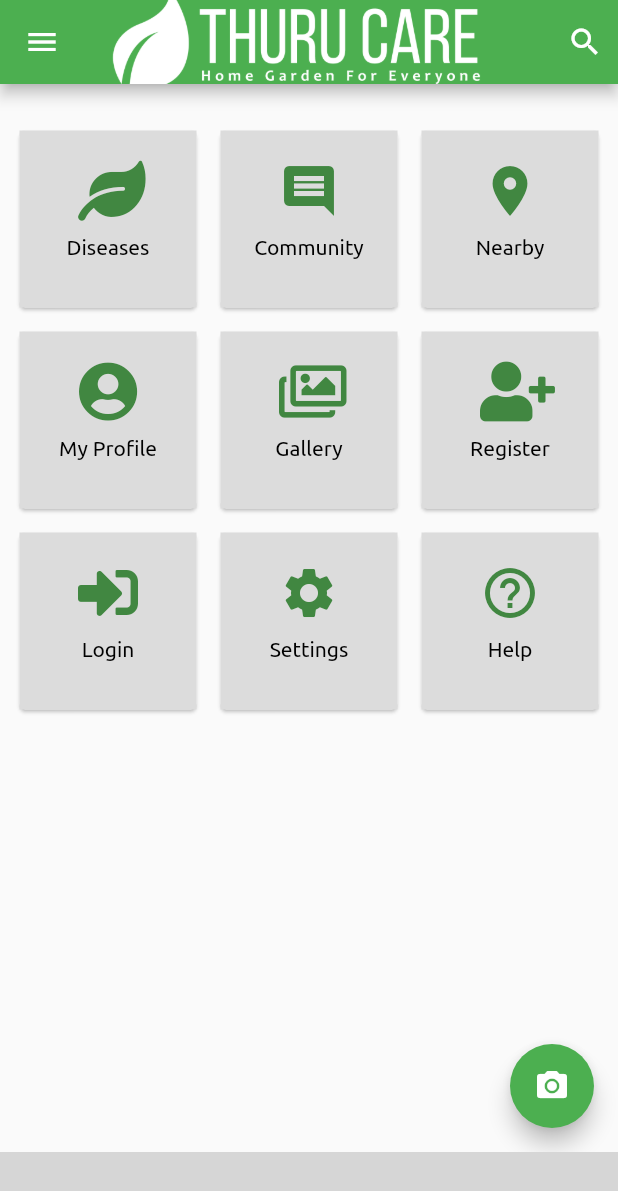
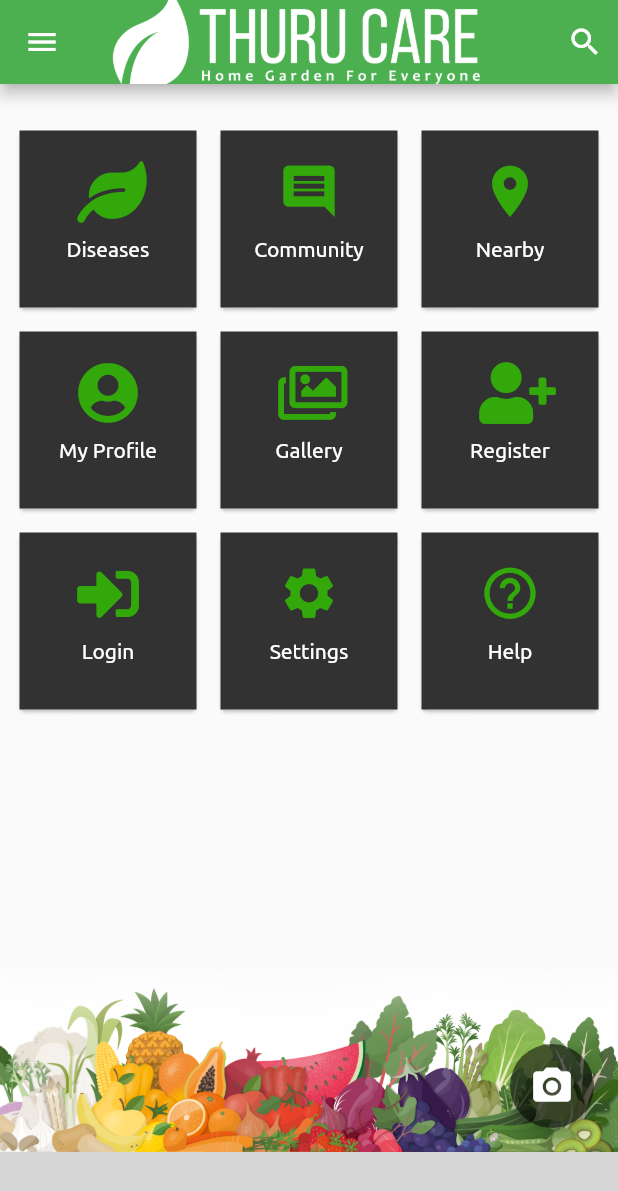
Before and after one commit to dulkith/thuru_care_client, a Flutter app: the HomeScreen screen opened by its route, on a phone screen of 412 x 824 dp. Shown: the top 1191 px of the screen. Run offline on Flutter 3.47's test engine with Material 2 defaults, Android fonts, the phone set to English and light mode, and no system bars; our stand-ins replace camera, fluttertoast, font_awesome_flutter, image_picker; missing offline and left inert: flutter_cameraview, gradient_bottom_navigation_bar; grey boxes are pictures that could not be loaded.

```diff
--- a/lib/main.dart
+++ b/lib/main.dart
@@ -1,3 +1,4 @@
+import 'package:camera/camera.dart';
 import 'package:flutter/material.dart';
 import 'package:thuru_care_client/pages/home_screen.dart';
 import 'package:thuru_care_client/pages/intro_screen.dart';
--- a/lib/pages/home_screen.dart
+++ b/lib/pages/home_screen.dart
@@ -11,9 +11,6 @@ import 'package:font_awesome_flutter/font_awesome_flutter.dart';
 import 'package:gradient_bottom_navigation_bar/gradient_bottom_navigation_bar.dart';
 
 class HomeScreen extends StatefulWidget {
-  var cameras;
-  HomeScreen();
-
   @override
   _HomeScreenState createState() => new _HomeScreenState();
 }
@@ -89,14 +86,14 @@ class _HomeScreenState extends State<HomeScreen> with TickerProviderStateMixin {
 
       ),
       floatingActionButton: FloatingActionButton(
-        backgroundColor: Colors.green,
+        backgroundColor: Colors.black54,
         onPressed: () => {
           Navigator.push(
           context,
           MaterialPageRoute(builder: (context) => new CameraHomeScreen()),
         )
-        },
-        child: Icon(Icons.camera_alt, color: Colors.white),
+        },tooltip: 'Add',
+      child: Icon(Icons.camera_alt, color: Colors.white, size: 30,),
       ),
     );
   }
--- a/lib/pages/navigation/app.dart
+++ b/lib/pages/navigation/app.dart
@@ -7,6 +7,6 @@ class App extends StatelessWidget {
   @override
   Widget build(BuildContext context) {
     return MaterialApp(
-        home: HomeScreen());
+        home: HomeScreen(cameras));
   }
 }
--- a/lib/pages/navigation/first_screen.dart
+++ b/lib/pages/navigation/first_screen.dart
@@ -7,9 +7,6 @@ const String _AccountEmail = 'dulkith.2016210@iit.ac.lk';
 const String _AccountAbbr = 'D';
 
 class FirstScreenState extends StatelessWidget {
-
-
-
   FirstScreenState();
 
   @override
@@ -17,8 +14,10 @@ class FirstScreenState extends StatelessWidget {
     return Scaffold(
       appBar: AppBar(
         title: Center(
-        child: new Image.asset('assets/title.png', fit: BoxFit.cover,)
-      ),
+            child: new Image.asset(
+          'assets/title.png',
+          fit: BoxFit.cover,
+        )),
         backgroundColor: Colors.green,
         actions: <Widget>[
           Padding(
@@ -96,7 +95,6 @@ class FirstScreenState extends StatelessWidget {
               title: new Text(ThuruCare.drawerEditProfile),
               onTap: () => _onListTileTap(context),
             ),
-
             new Divider(),
             new ListTile(
               leading: new Icon(FontAwesomeIcons.key),
@@ -115,7 +113,15 @@ class FirstScreenState extends StatelessWidget {
               onTap: () => _onListTileTap(context),
             )
           ])),
-      body: Container(
+      body: new Container(
+        decoration: new BoxDecoration(
+          image: new DecorationImage(
+            image: new AssetImage("assets/fruits_and_vegitables.png"),
+            fit: BoxFit.fitWidth,
+            alignment: Alignment.bottomLeft,
+          ),
+        ),
+        child: Container(
           padding: EdgeInsets.symmetric(vertical: 20.0, horizontal: 2.0),
           child: GridView.count(
             crossAxisCount: 3,
@@ -133,7 +139,7 @@ class FirstScreenState extends StatelessWidget {
             ],
           ),
         ),
-
+      ),
     );
   }
 }
@@ -144,7 +150,7 @@ Card makeDashboardItem(String title, IconData icon) {
       elevation: 1.0,
       margin: new EdgeInsets.all(8.0),
       child: Container(
-          decoration: BoxDecoration(color: Color.fromRGBO(220, 220, 220, 1.0)),
+        decoration: BoxDecoration(color: Color.fromRGBO(50, 50, 50, 1.0)),
         child: new InkWell(
           onTap: () {},
           child: Column(
@@ -156,14 +162,13 @@ Card makeDashboardItem(String title, IconData icon) {
               Center(
                   child: Icon(
                 icon,
-                  size: 40.0,
-                  color: Color.fromARGB(180, 0, 100, 0),
+                size: 41.0,
+                color: Color.fromARGB(200, 50, 200, 0),
               )),
               SizedBox(height: 10.0),
               new Center(
                 child: new Text(title,
-                      style:
-                          new TextStyle(fontSize: 14.0, color: Colors.black)),
+                    style: new TextStyle(fontSize: 14.0, color: Colors.white)),
               )
             ],
           ),
```
Lines whose indentation alone changed are shown as unchanged.
